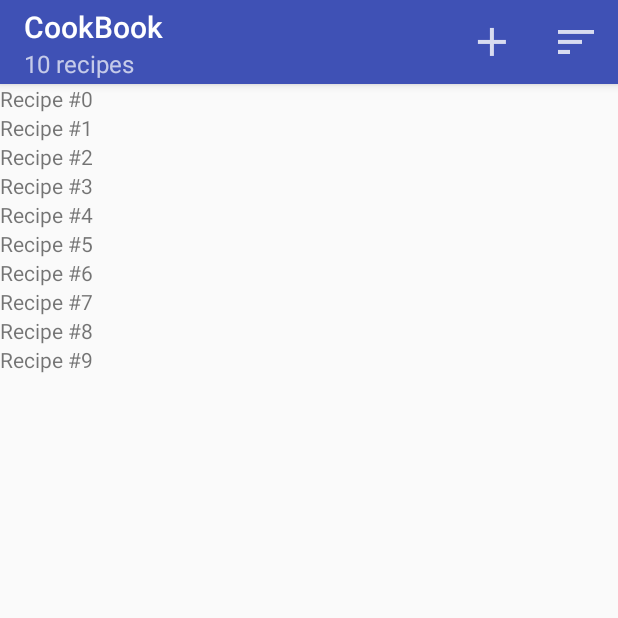
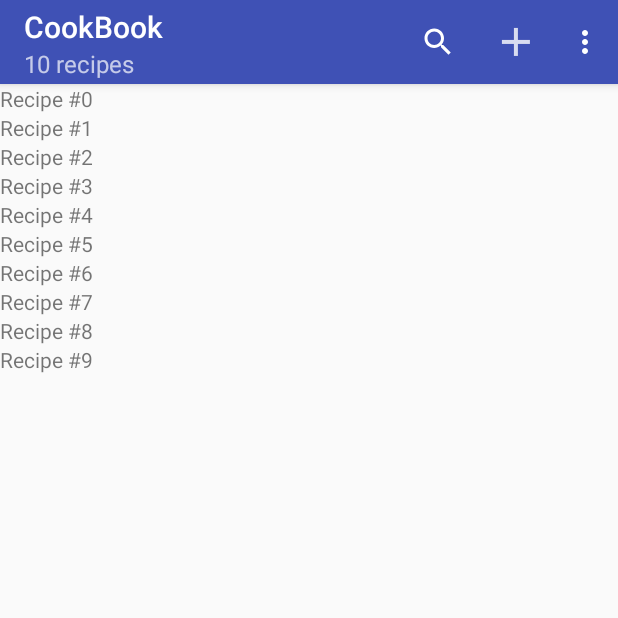
Before and after one commit to bennetthanna/CookBook, an Android app: the screen it shows after launch (RecipeListActivity), on a phone screen of 412 x 824 dp, the top half of it. Run offline under Robolectric (Android 15) with nearby library versions, the phone set to English and light mode, and no system bars.

Commit message:
Add search bar to recipe list layout

```diff
--- a/app/src/main/java/com/hannabennett/cookbook/RecipeFragment.java
+++ b/app/src/main/java/com/hannabennett/cookbook/RecipeFragment.java
@@ -142,8 +142,8 @@ public class RecipeFragment extends Fragment {
             Uri uri = FileProvider.getUriForFile(getActivity(), "com.hannabennett.cookbook.fileprovider",
                     mPhotoFile);
             getActivity().revokeUriPermission(uri, Intent.FLAG_GRANT_WRITE_URI_PERMISSION);
-            updateRecipe();
-            updatePhotoView();
+//            updateRecipe();
+//            updatePhotoView();
         }
     }
 
--- a/app/src/main/res/menu/fragment_recipe_list.xml
+++ b/app/src/main/res/menu/fragment_recipe_list.xml
@@ -1,6 +1,19 @@
 <?xml version="1.0" encoding="utf-8"?>
 <menu xmlns:android="http://schemas.android.com/apk/res/android"
     xmlns:app="http://schemas.android.com/apk/res-auto">
+
+    <item
+        android:id="@+id/menu_item_search"
+        android:title="@string/search"
+        app:actionViewClass="android.support.v7.widget.SearchView"
+        app:showAsAction="ifRoom"
+        />
+
+    <item
+        android:id="@+id/menu_item_clear"
+        android:title="@string/clear_search"
+        app:showAsAction="never"
+        />
 
     <item
         android:id="@+id/new_recipe"
--- a/app/src/main/res/values/strings.xml
+++ b/app/src/main/res/values/strings.xml
@@ -43,4 +43,6 @@
     <string name="sort_list">Sort List</string>
     <string name="sort_alphabetically">Sort Alphabetically</string>
     <string name="sort_rating">Sort By Rating</string>
+    <string name="search">Search</string>
+    <string name="clear_search">Clear Search</string>
 </resources>
```
